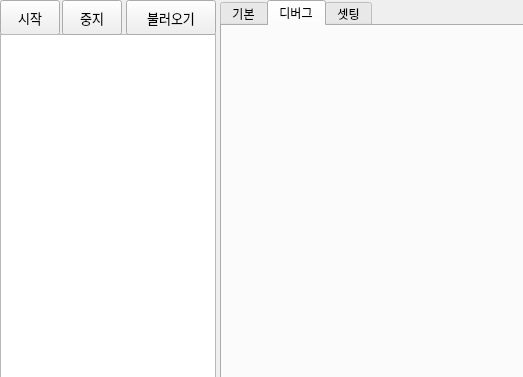
Old version of the form mainWindow.ui in the repository tkfka1/fall-leaves.
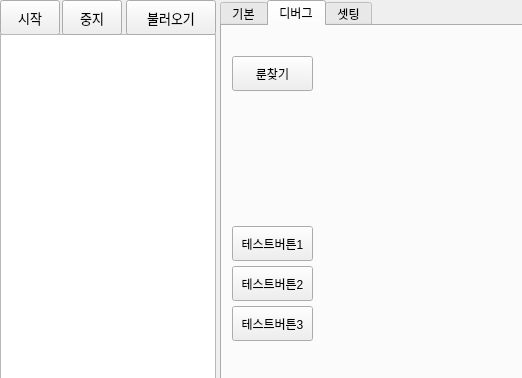
New version of the form. The open tabs and pages were chosen to show the change. Icons and pictures are not drawn.

```diff
--- a/mainWindow.ui
+++ b/mainWindow.ui
@@ -6,8 +6,8 @@
    <rect>
     <x>0</x>
     <y>0</y>
-    <width>523</width>
-    <height>377</height>
+    <width>522</width>
+    <height>378</height>
    </rect>
   </property>
   <property name="windowTitle">
@@ -185,6 +185,58 @@
      <attribute name="title">
       <string>디버그</string>
      </attribute>
+     <widget class="QPushButton" name="mainBtn4">
+      <property name="geometry">
+       <rect>
+        <x>10</x>
+        <y>30</y>
+        <width>81</width>
+        <height>35</height>
+       </rect>
+      </property>
+      <property name="text">
+       <string>룬찾기</string>
+      </property>
+     </widget>
+     <widget class="QPushButton" name="testBtn1">
+      <property name="geometry">
+       <rect>
+        <x>10</x>
+        <y>200</y>
+        <width>81</width>
+        <height>35</height>
+       </rect>
+      </property>
+      <property name="text">
+       <string>테스트버튼1</string>
+      </property>
+     </widget>
+     <widget class="QPushButton" name="testBtn2">
+      <property name="geometry">
+       <rect>
+        <x>10</x>
+        <y>240</y>
+        <width>81</width>
+        <height>35</height>
+       </rect>
+      </property>
+      <property name="text">
+       <string>테스트버튼2</string>
+      </property>
+     </widget>
+     <widget class="QPushButton" name="testBtn3">
+      <property name="geometry">
+       <rect>
+        <x>10</x>
+        <y>280</y>
+        <width>81</width>
+        <height>35</height>
+       </rect>
+      </property>
+      <property name="text">
+       <string>테스트버튼3</string>
+      </property>
+     </widget>
     </widget>
     <widget class="QWidget" name="tab_3">
      <attribute name="title">
@@ -224,38 +276,6 @@
      <pixmap>../MiraiOfSetsuna/data/img/testImg.jpg</pixmap>
     </property>
    </widget>
-   <widget class="QPushButton" name="mainBtn4">
-    <property name="geometry">
-     <rect>
-      <x>530</x>
-      <y>280</y>
-      <width>129</width>
-      <height>35</height>
-     </rect>
-    </property>
-    <property name="text">
-     <string>룬찾기</string>
-    </property>
-   </widget>
-   <widget class="QPushButton" name="debugBtn2">
-    <property name="geometry">
-     <rect>
-      <x>530</x>
-      <y>330</y>
-      <width>129</width>
-      <height>35</height>
-     </rect>
-    </property>
-    <property name="font">
-     <font>
-      <family>Arial</family>
-      <pointsize>8</pointsize>
-     </font>
-    </property>
-    <property name="text">
-     <string>캡쳐</string>
-    </property>
-   </widget>
   </widget>
  </widget>
  <resources/>
```
